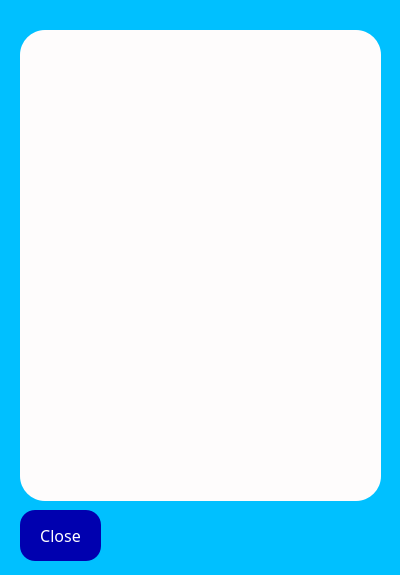
This is UI Files/shoppingList.ui in ChristianLinoflap/imaiTablet as Qt 5 draws it before an edit. The edited form follows.
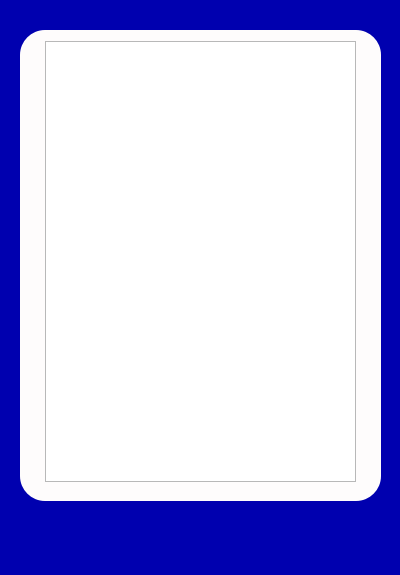
This is the edited form.

Commit message: Shopping List + Object Recognition + GUI

Patch:
```diff
--- a/UI Files/shoppingList.ui
+++ b/UI Files/shoppingList.ui
@@ -15,32 +15,10 @@
   </property>
   <property name="styleSheet">
    <string notr="true">#centralwidget{
-	background-color:#00C0FF;
+	background-color:#0000AF;
 }</string>
   </property>
   <widget class="QWidget" name="centralwidget">
-   <widget class="QPushButton" name="backPushButton">
-    <property name="geometry">
-     <rect>
-      <x>20</x>
-      <y>510</y>
-      <width>81</width>
-      <height>51</height>
-     </rect>
-    </property>
-    <property name="styleSheet">
-     <string notr="true">#backPushButton{
-	background-color:#0000AF;
-	border-radius:15px;
-	font-size:16px;
-	font-family:Montserrat;
-	color:#fff;
-}</string>
-    </property>
-    <property name="text">
-     <string>Close</string>
-    </property>
-   </widget>
    <widget class="QFrame" name="shoppingListFrame">
     <property name="geometry">
      <rect>
@@ -62,6 +40,16 @@
     <property name="frameShadow">
      <enum>QFrame::Raised</enum>
     </property>
+    <widget class="QListWidget" name="listWidget">
+     <property name="geometry">
+      <rect>
+       <x>25</x>
+       <y>11</y>
+       <width>311</width>
+       <height>441</height>
+      </rect>
+     </property>
+    </widget>
    </widget>
   </widget>
  </widget>
```
The commit also changes 74 other files.
